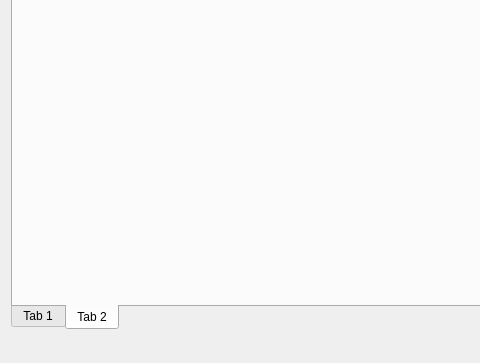
Qt form JudoMasterMainWindow.ui (gcdean/JudoMaster) before a commit; both pictures show x 0 to 480 and y 172 to 535 of the 848 by 535 pixel window.
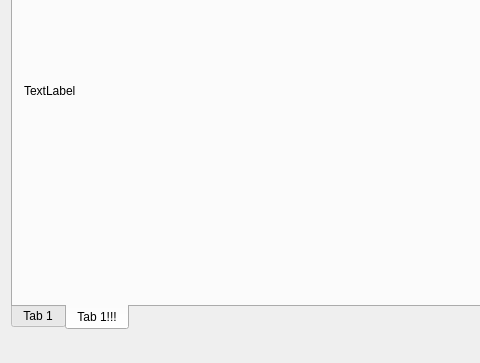
The same form after that commit. The open tabs and pages were chosen to show the change. Custom widgets are drawn as their Qt base class.

```diff
--- a/JudoMasterMainWindow.ui
+++ b/JudoMasterMainWindow.ui
@@ -140,8 +140,17 @@
       </widget>
       <widget class="QWidget" name="bracketTab">
        <attribute name="title">
-        <string>Tab 2</string>
+        <string>Tab 1!!!</string>
        </attribute>
+       <layout class="QVBoxLayout" name="verticalLayout_2">
+        <item>
+         <widget class="QLabel" name="label_4">
+          <property name="text">
+           <string>TextLabel</string>
+          </property>
+         </widget>
+        </item>
+       </layout>
       </widget>
      </widget>
     </item>
@@ -218,6 +227,12 @@
    <header>ClubsEditor.h</header>
    <container>1</container>
   </customwidget>
+  <customwidget>
+   <class>BracketManager</class>
+   <extends>QWidget</extends>
+   <header location="global">BracketManager.h</header>
+   <container>1</container>
+  </customwidget>
  </customwidgets>
  <resources/>
  <connections/>
```
Left out of the diff: 2 changed lines with no effect on the pictures.
